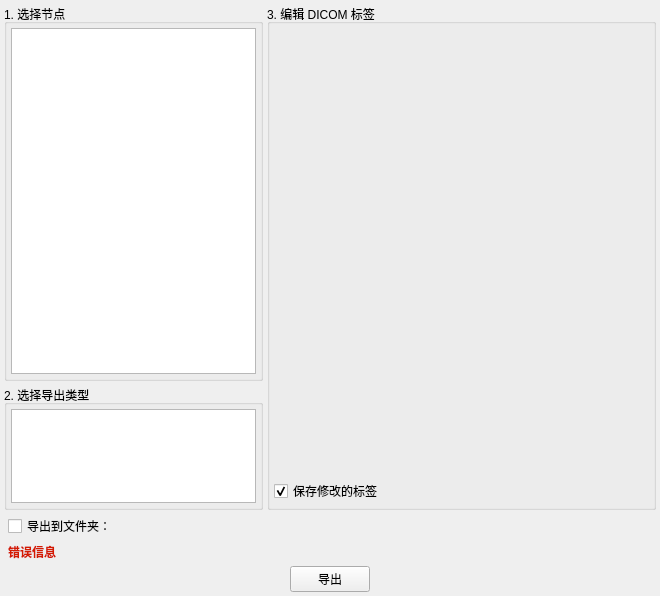
First picture: the form in miniSlicer/Slicer/Modules/Scripted/DICOMLib/Widgets/Resources/UI/qSlicerDICOMExportDialog.ui, repository jiaqiwang969/Slicer, before the edit.
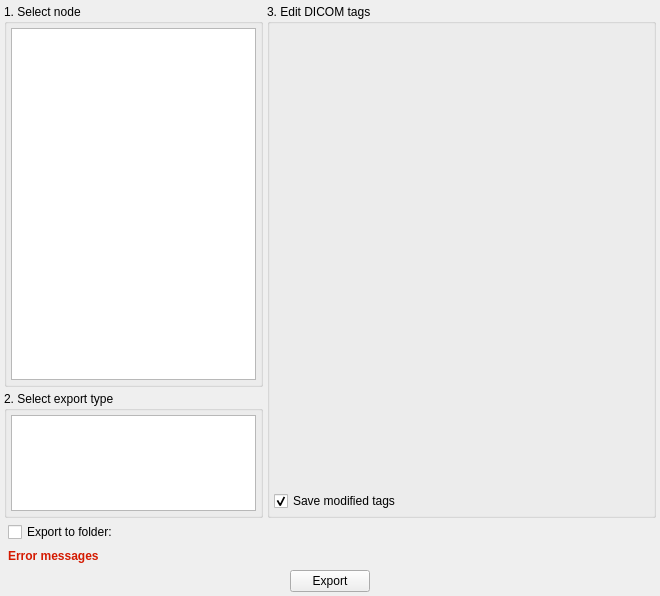
Second picture: the form after the edit. Custom widgets are drawn as their Qt base class.

The edit to the form file:
```diff
--- a/miniSlicer/Slicer/Modules/Scripted/DICOMLib/Widgets/Resources/UI/qSlicerDICOMExportDialog.ui
+++ b/miniSlicer/Slicer/Modules/Scripted/DICOMLib/Widgets/Resources/UI/qSlicerDICOMExportDialog.ui
@@ -78,7 +78,7 @@
            </sizepolicy>
           </property>
           <property name="title">
-           <string>1. 选择节点</string>
+           <string>1. Select node</string>
           </property>
           <layout class="QGridLayout" name="gridLayout">
            <property name="leftMargin">
@@ -121,7 +121,7 @@
            </sizepolicy>
           </property>
           <property name="title">
-           <string>2. 选择导出类型</string>
+           <string>2. Select export type</string>
           </property>
           <layout class="QGridLayout" name="gridLayout_2">
            <property name="leftMargin">
@@ -164,7 +164,7 @@
         </sizepolicy>
        </property>
        <property name="title">
-        <string>3. 编辑 DICOM 标签</string>
+        <string>3. Edit DICOM tags</string>
        </property>
        <layout class="QVBoxLayout" name="verticalLayout_2">
         <property name="spacing">
@@ -198,7 +198,7 @@
            <string>如果选中，手动编辑的标签将被保存到场景中，以便下次导出。如果未选中，则可以进行临时更改，仅适用于此次导出操作。</string>
           </property>
           <property name="text">
-           <string>保存修改的标签</string>
+           <string>Save modified tags</string>
           </property>
           <property name="checked">
            <bool>true</bool>
@@ -237,7 +237,7 @@
          <string>如果选中，导出的 DICOM 文件将写入指定文件夹。\n如果未选中，导出的数据集将添加到 DICOM 数据库中。</string>
         </property>
         <property name="text">
-         <string>导出到文件夹：</string>
+         <string>Export to folder:</string>
         </property>
        </widget>
       </item>
@@ -317,7 +317,7 @@
         </font>
        </property>
        <property name="text">
-        <string>错误信息</string>
+        <string>Error messages</string>
        </property>
       </widget>
      </item>
@@ -354,7 +354,7 @@
      <item>
       <widget class="QPushButton" name="ExportButton">
        <property name="text">
-        <string>导出</string>
+        <string>Export</string>
        </property>
        <property name="autoDefault">
         <bool>false</bool>
```
Left out of the diff: 14 changed lines with no effect on the pictures.
